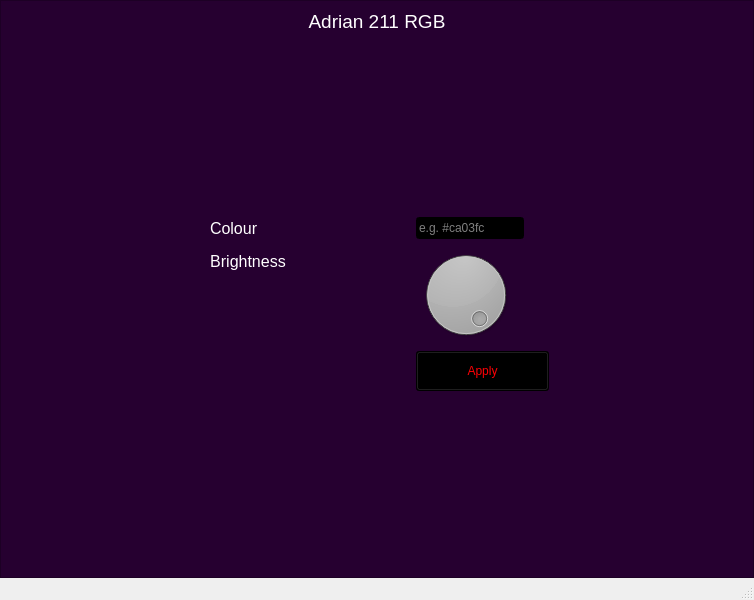
The window that src/res/GUI.ui (Firefox2100/py_elkble) describes before a commit, drawn with Qt 5.
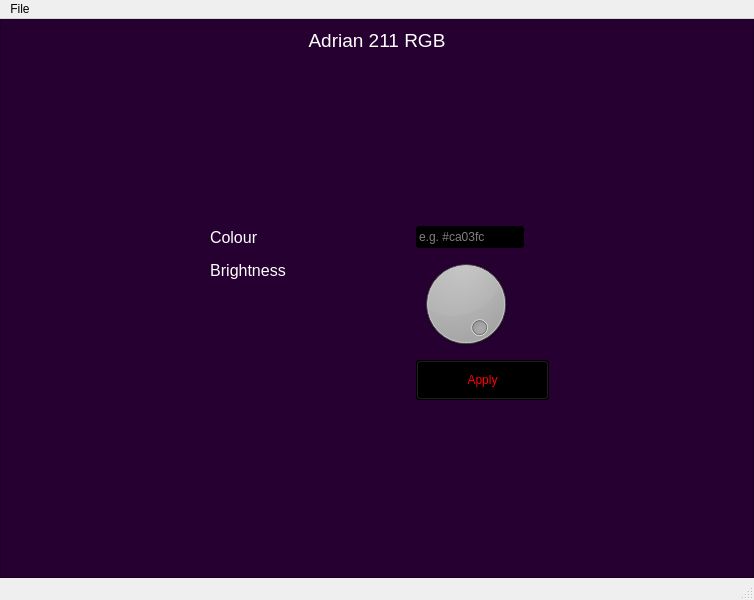
The same window after the commit.

Commit message: Updated GUI and added rendering setup code. (Disabled main functionality for now)

The edit to the form file:
```diff
--- a/src/res/GUI.ui
+++ b/src/res/GUI.ui
@@ -219,6 +219,13 @@
      <height>21</height>
     </rect>
    </property>
+   <widget class="QMenu" name="menu_file_btn">
+    <property name="title">
+     <string>File</string>
+    </property>
+    <addaction name="about_menu_btn"/>
+   </widget>
+   <addaction name="menu_file_btn"/>
   </widget>
   <widget class="QStatusBar" name="statusbar"/>
  </widget>
```
Left out of the diff: 26 changed lines with no effect on the pictures. The commit also changes 3 other files.
